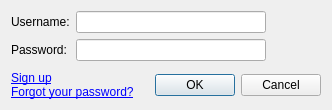
First picture: the form in src/app/scrobbler/widgets/LoginWidget.ui, repository dougma/lastfm-desktop, before the edit.
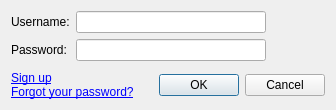
Second picture: the form after the edit.

Commit message: Login and saving users all using new scheme, ie single user, controlled startup.

What changed in the file:
```diff
--- a/src/app/scrobbler/widgets/LoginWidget.ui
+++ b/src/app/scrobbler/widgets/LoginWidget.ui
@@ -21,8 +21,20 @@
   <layout class="QVBoxLayout" >
    <item>
     <layout class="QHBoxLayout" >
+     <property name="spacing" >
+      <number>0</number>
+     </property>
      <item>
       <layout class="QGridLayout" >
+       <property name="rightMargin" >
+        <number>9</number>
+       </property>
+       <property name="horizontalSpacing" >
+        <number>6</number>
+       </property>
+       <property name="verticalSpacing" >
+        <number>6</number>
+       </property>
        <item row="0" column="0" >
         <widget class="QLabel" name="label_2" >
          <property name="sizePolicy" >
@@ -89,12 +101,14 @@
        </property>
        <property name="sizeHint" >
         <size>
-         <width>20</width>
-         <height>40</height>
+         <width>16</width>
+         <height>48</height>
         </size>
        </property>
       </spacer>
      </item>
+     <item>
+      <layout class="QVBoxLayout" >
      <item>
       <widget class="QLabel" name="spinner" >
        <property name="text" >
@@ -102,6 +116,21 @@
        </property>
       </widget>
      </item>
+       <item>
+        <spacer>
+         <property name="orientation" >
+          <enum>Qt::Vertical</enum>
+         </property>
+         <property name="sizeHint" >
+          <size>
+           <width>20</width>
+           <height>20</height>
+          </size>
+         </property>
+        </spacer>
+       </item>
+      </layout>
+     </item>
     </layout>
    </item>
    <item>
@@ -114,8 +143,8 @@
      </property>
      <property name="sizeHint" >
       <size>
-       <width>20</width>
-       <height>30</height>
+       <width>314</width>
+       <height>16</height>
       </size>
      </property>
     </spacer>
```
Left out of the diff: 2 changed lines with no effect on the pictures. Lines whose indentation alone changed are shown as unchanged. The commit also changes 38 other files.
